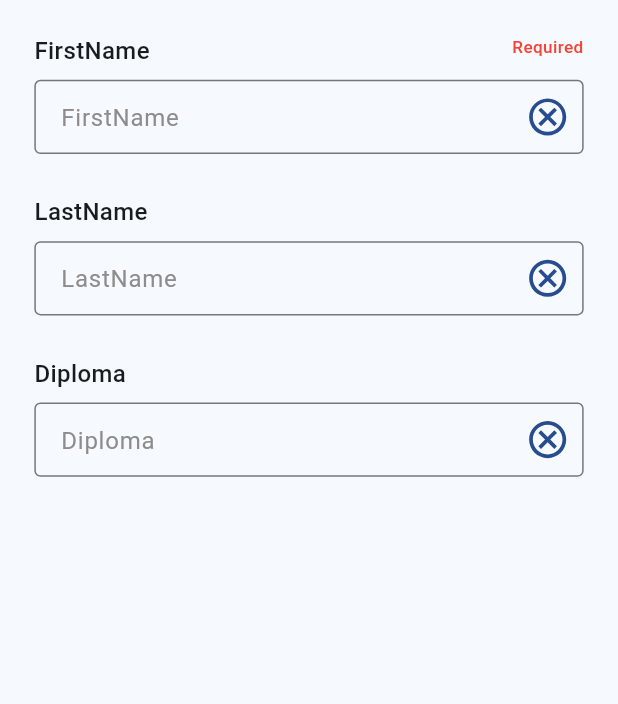
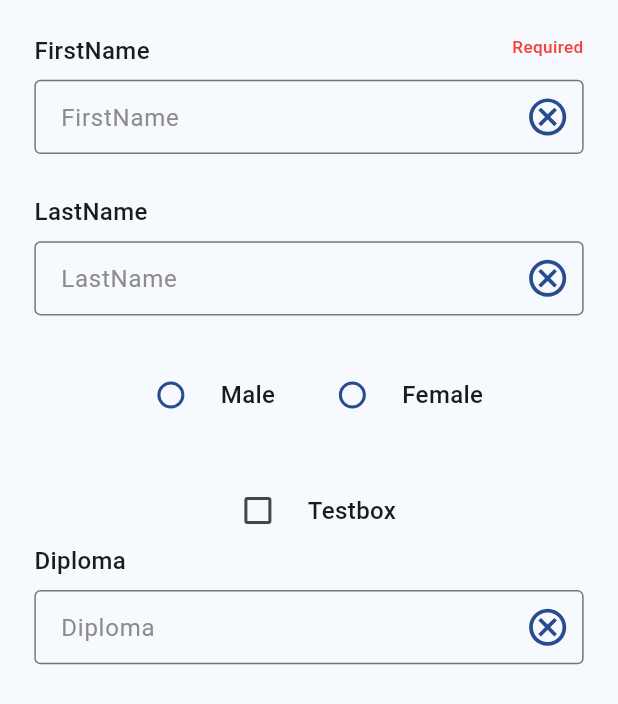
Before and after one commit to khiari-youssef/SesaLife_Flutter, a Flutter app: the EnrollmentStep2Page widget shown alone on an empty page, opened directly, on a phone screen of 412 x 824 dp. Shown: the top 704 px of the screen. Run offline on Flutter 3.47's test engine with Material 3 defaults, Android fonts, the phone set to English and light mode, and no system bars; our stand-ins replace auto_route, cached_network_image, flutter_bloc, flutter_screenutil, flutter_svg, freezed_annotation and 7 more; missing offline and left inert: dart:ffi, intl_utils; accounts and stored records are empty.

Commit message:
feat(designsystem): design system checkbox + radiobutton

```diff
--- a/application/pubspec.yaml
+++ b/application/pubspec.yaml
@@ -29,6 +29,7 @@ dev_dependencies:
   auto_route_generator: ^8.0.0
   build_runner: ^2.4.9
   flutter_lints: ^3.0.0
+  flutter_gen: ^5.4.0
 
 flutter:
   generate: true
--- /dev/null
+++ b/features/home_feature/pubspec_overrides.yaml
@@ -0,0 +1,10 @@
+# melos_managed_dependency_overrides: events_management_feature,notifications_feature,sessions_feature,users_management_feature
+dependency_overrides:
+  events_management_feature:
+    path: ../events_management_feature
+  notifications_feature:
+    path: ../notifications_feature
+  sessions_feature:
+    path: ../sessions_feature
+  users_management_feature:
+    path: ../users_management_feature
--- a/features/users_management_feature/lib/ui/enrollment/EnrollmentStep2Page.dart
+++ b/features/users_management_feature/lib/ui/enrollment/EnrollmentStep2Page.dart
@@ -1,9 +1,11 @@
+import 'package:core/exports.dart';
 import 'package:shared_dependencies/shared_dependencies.dart';
 
 class EnrollmentStep2PageState extends State<EnrollmentStep2Page> {
   final TextEditingController firstNameController = TextEditingController();
   final TextEditingController lastNameController = TextEditingController();
   final TextEditingController diplomaController = TextEditingController();
+  int? selectedSexButton;
 
   @override
   Widget build(BuildContext context) {
@@ -38,6 +40,34 @@ class EnrollmentStep2PageState extends State<EnrollmentStep2Page> {
                       label: S.of(context).lastName,
                       placeHolder: S.of(context).lastName),
                   SizedBox(height: 24.h),
+                  Row(
+                    mainAxisSize: MainAxisSize.max,
+                    mainAxisAlignment: MainAxisAlignment.center,
+                    crossAxisAlignment: CrossAxisAlignment.center,
+                    children: [
+                      SesameRadioButton(
+                          label: S.of(context).sex_male,
+                          onChecked: (groupid) {
+                            setState(() {
+                              selectedSexButton = groupid;
+                            });
+                          },
+                          id: 0,
+                          groupID: selectedSexButton),
+                      SizedBox(width: 24.w),
+                      SesameRadioButton(
+                          label: S.of(context).sex_female,
+                          onChecked: (groupid) {
+                            setState(() {
+                              selectedSexButton = groupid;
+                            });
+                          },
+                          id: 1,
+                          groupID: selectedSexButton)
+                    ],
+                  ),
+                  SizedBox(height: 24.h),
+                  SesameCheckbox(onChecked: (onChecked) {}, label: "Testbox"),
                   SesameCustomTextField(
                       keyboardType: TextInputType.datetime,
                       controller: diplomaController,
--- /dev/null
+++ b/infrastructure/designsystem/lib/components/checkables/SesameCheckbox.dart
@@ -0,0 +1,43 @@
+import 'package:designsystem/designsystem_exports.dart';
+
+class SesameCheckboxState extends State<SesameCheckbox> {
+  late bool isChecked;
+
+  @override
+  void initState() {
+    super.initState();
+    isChecked = widget.initialState;
+  }
+
+  @override
+  Widget build(BuildContext context) {
+    return Row(
+        mainAxisAlignment: MainAxisAlignment.start,
+        crossAxisAlignment: CrossAxisAlignment.center,
+        mainAxisSize: MainAxisSize.min,
+        children: [
+          Checkbox(
+              checkColor: Theme.of(context).colorScheme.primary,
+              value: isChecked,
+              onChanged: (isCheckedUpdated) {
+                setState(() {
+                  isChecked = isCheckedUpdated ?? false;
+                });
+                widget.onChecked(isChecked);
+              }),
+          SizedBox(width: 8.w),
+          LabelMedium(text: widget.label)
+        ]);
+  }
+}
+
+class SesameCheckbox extends StatefulWidget {
+  final bool initialState = false;
+  final String label;
+  final Function(bool isChecked) onChecked;
+  const SesameCheckbox(
+      {super.key, required this.onChecked, required this.label});
+
+  @override
+  State<StatefulWidget> createState() => SesameCheckboxState();
+}
--- /dev/null
+++ b/infrastructure/designsystem/lib/components/checkables/SesameRadioButton.dart
@@ -0,0 +1,50 @@
+import 'package:designsystem/designsystem_exports.dart';
+import 'package:flutter/cupertino.dart';
+
+class SesameRadioButtonState extends State<SesameRadioButton> {
+  @override
+  Widget build(BuildContext context) {
+    Color primaryColor = Theme.of(context).colorScheme.primary;
+    return Row(
+      mainAxisAlignment: MainAxisAlignment.start,
+      crossAxisAlignment: CrossAxisAlignment.center,
+      mainAxisSize: MainAxisSize.min,
+      children: [
+        Radio<int>(
+            value: widget.id,
+            fillColor: MaterialStatePropertyAll(widget.isEnabled
+                ? primaryColor
+                : Color.alphaBlend(const Color(0xCCF3F3F3), primaryColor)),
+            activeColor: widget.isEnabled
+                ? primaryColor
+                : Color.alphaBlend(const Color(0xCCF3F3F3), primaryColor),
+            groupValue: widget.isEnabled ? widget.groupID : null,
+            onChanged: (newGroupId) {
+              if (widget.isEnabled) {
+                widget.onChecked(newGroupId);
+              }
+            }),
+        SizedBox(width: 8.w),
+        LabelMedium(text: widget.label)
+      ],
+    );
+  }
+}
+
+class SesameRadioButton extends StatefulWidget {
+  final int id;
+  final int? groupID;
+  final String label;
+  final bool isEnabled;
+  final Function(int? newGroupId) onChecked;
+  const SesameRadioButton(
+      {super.key,
+      required this.onChecked,
+      required this.id,
+      required this.groupID,
+      required this.label,
+      this.isEnabled = true});
+
+  @override
+  State<StatefulWidget> createState() => SesameRadioButtonState();
+}
--- a/infrastructure/designsystem/lib/designsystem_exports.dart
+++ b/infrastructure/designsystem/lib/designsystem_exports.dart
@@ -12,6 +12,8 @@ export 'package:designsystem/components/scaffolds/SesameBottomNavigationBar.dart
 export 'package:designsystem/components/templates/BasicScreenBuilder.dart';
 export 'package:designsystem/components/templates/FormScreenTemplate.dart';
 export 'package:designsystem/components/templates/TitleScreenBuilder.dart';
+export 'components/checkables/SesameRadioButton.dart';
+export 'components/checkables/SesameCheckbox.dart';
 export 'components/input/CodeInputField.dart';
 export 'package:designsystem/theme/Theme.dart';
 export 'package:flutter/material.dart';
--- a/infrastructure/localizations/lib/l10n/intl_en.arb
+++ b/infrastructure/localizations/lib/l10n/intl_en.arb
@@ -9,6 +9,8 @@
    "firstName" : "FirstName",
    "lastName" : "LastName",
    "diploma" : "Diploma",
+    "sex_male" : "Male",
+  "sex_female" : "Female",
   "password" : "Password",
   "programs_label" : "Programs",
    "registration_label" : "Registration",
--- a/infrastructure/localizations/lib/l10n/intl_fr.arb
+++ b/infrastructure/localizations/lib/l10n/intl_fr.arb
@@ -9,6 +9,8 @@
   "firstName" : "Prénom",
   "lastName" : "Nom",
   "diploma" : "Diplôme",
+  "sex_male" : "Homme",
+  "sex_female" : "Femme",
   "password" : "Mot de passe",
   "programs_label" : "Programmes",
   "registration_label" : "Inscriptions",
```
Also changed, not shown: infrastructure/localizations/lib/generated/intl/messages_en.dart, infrastructure/localizations/lib/generated/intl/messages_fr.dart, infrastructure/localizations/lib/generated/l10n.dart, 2 other files.
